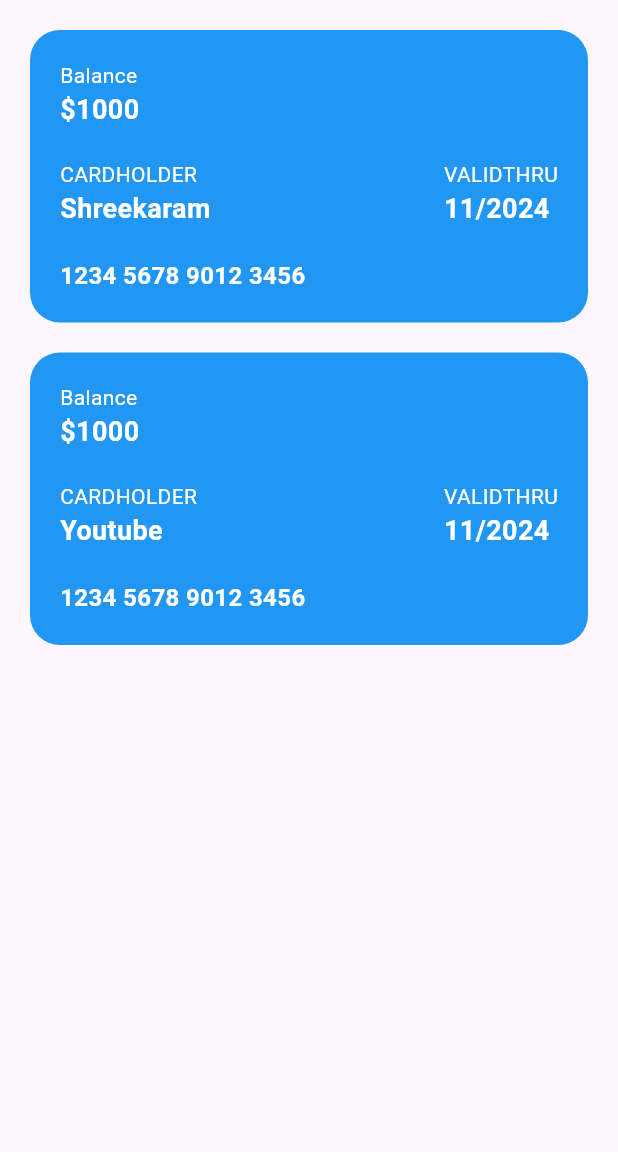
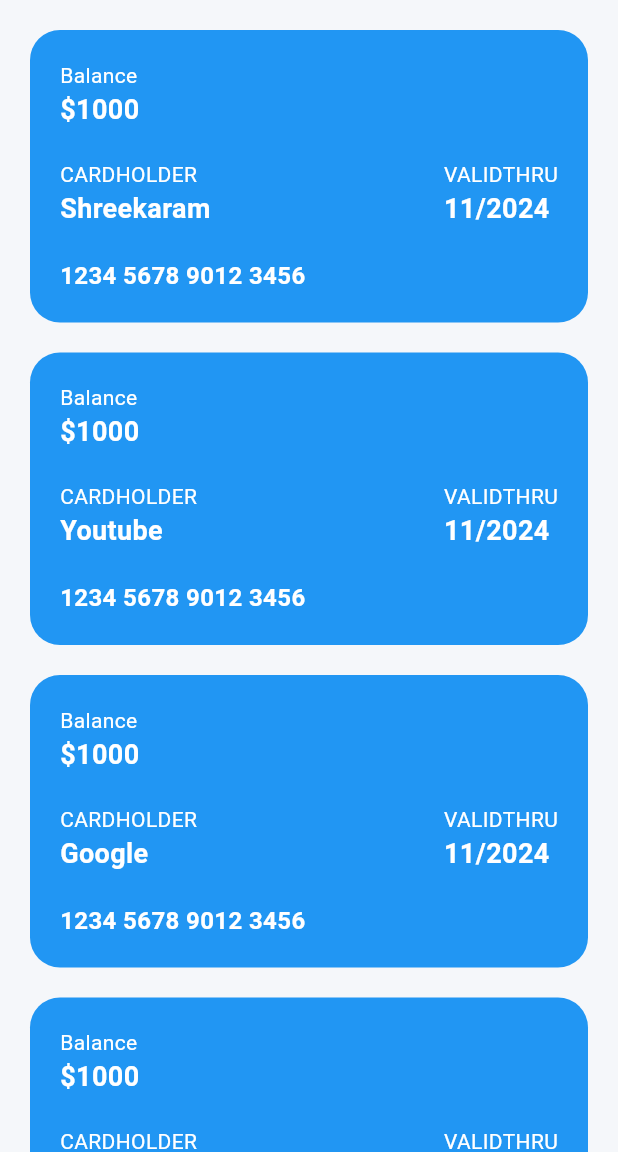
Before and after one commit to shreekaramhq/bankdash, a Flutter app: the CardsListView screen opened by its route, on a phone screen of 412 x 824 dp, the part 84-1236 px from its top. Run offline on Flutter 3.47's test engine with Material 3 defaults, Android fonts, the phone set to English and light mode, and no system bars; our stand-ins replace fl_chart, flutter_layout_grid, go_router, responsive_framework.

Commit message:
feat: add credit cards screen

```diff
--- a/lib/bankdash.dart
+++ b/lib/bankdash.dart
@@ -16,6 +16,7 @@
             borderRadius: BorderRadius.all(Radius.circular(0)),
           ),
         ),
+        scaffoldBackgroundColor: const Color(0xFFF5F7FA),
       ),
       routerConfig: appRouter,
       builder: (context, child) => ResponsiveBreakpoints.builder(
--- a/lib/modules/cards/barrel.dart
+++ b/lib/modules/cards/barrel.dart
@@ -1,2 +1,3 @@
 export "presentation/cards_slider.dart";
 export "presentation/cards_list_view.dart";
+export 'presentation/cards_viewer.dart';
--- a/lib/modules/cards/data/cards_list.dart
+++ b/lib/modules/cards/data/cards_list.dart
@@ -17,4 +17,20 @@
     cardType: "MasterCard",
     balance: 1000,
   ),
+  DashCard(
+    id: "3",
+    holderName: "Google",
+    validThru: DateTime.now(),
+    cardNumber: "1234 5678 9012 3456",
+    cardType: "MasterCard",
+    balance: 1000,
+  ),
+  DashCard(
+    id: "4",
+    holderName: "Facebook",
+    validThru: DateTime.now(),
+    cardNumber: "1234 5678 9012 3456",
+    cardType: "MasterCard",
+    balance: 1000,
+  ),
 ];
--- a/lib/navigation/app_router.dart
+++ b/lib/navigation/app_router.dart
@@ -1,7 +1,8 @@
-import 'package:bankdash/modules/cards/presentation/cards_list_view.dart';
 import 'package:go_router/go_router.dart';
 
+import 'package:bankdash/modules/cards/barrel.dart';
 import 'screens/accounts_screen.dart';
+import 'screens/credit_cards_screen.dart';
 import 'screens/home_screen.dart';
 import 'screens/investments_screen.dart';
 import 'screens/overview_screen.dart';
@@ -38,6 +39,12 @@
             child: InvestmentsScreen(),
           ),
         ),
+        GoRoute(
+          path: '/credit-cards',
+          pageBuilder: (context, state) => const NoTransitionPage(
+            child: CreditCardsScreen(),
+          ),
+        ),
       ],
     ),
     GoRoute(
--- a/lib/navigation/screens/widgets/home_app_bar.dart
+++ b/lib/navigation/screens/widgets/home_app_bar.dart
@@ -11,6 +11,7 @@
   Widget build(BuildContext context) {
     return AppBar(
       title: Text(title),
+      backgroundColor: Colors.white,
       leading: ResponsiveBreakpoints.of(context).smallerThan(DESKTOP)
           ? InkWell(
               onTap: onMenuTap,
```
Also changed, not shown: lib/modules/cards/presentation/cards_viewer.dart (added, +38 -0 lines), lib/navigation/screens/credit_cards_screen.dart (added, +32 -0 lines).
